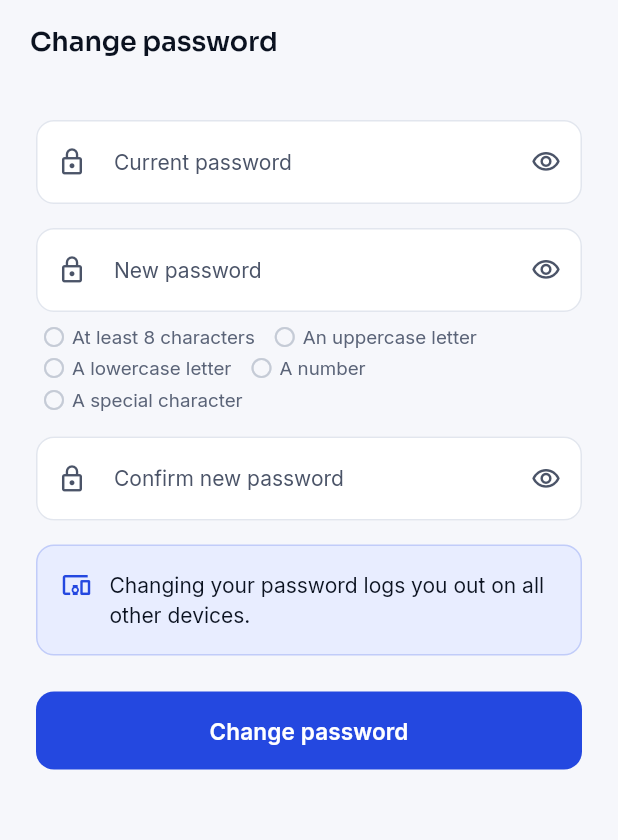
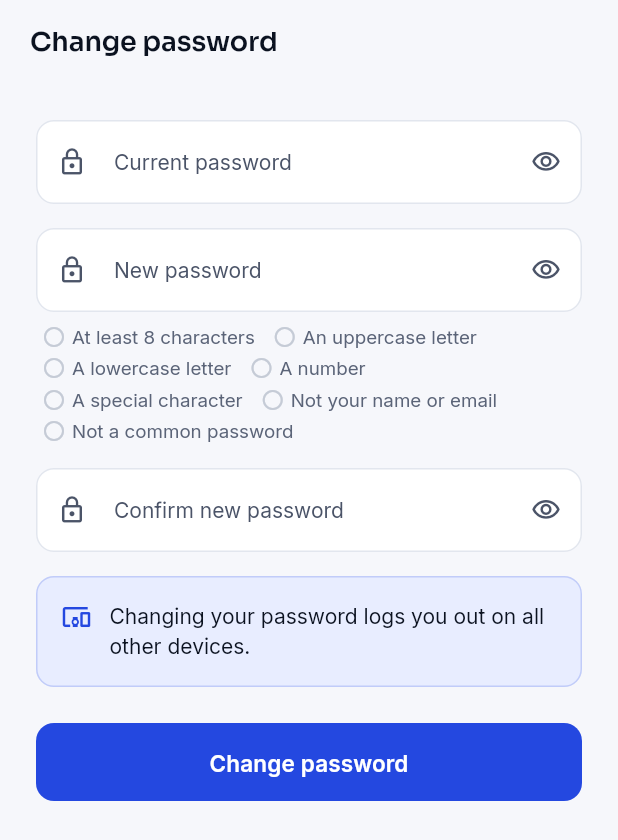
Before and after one commit to Subhash2312301/Orwickle_FYP, a Flutter app: the ChangePasswordScreen screen opened by its route, on a phone screen of 412 x 824 dp. Shown: the top 840 px of the screen. Run offline on Flutter 3.47's test engine with Material 3 defaults, Android fonts, the light colour scheme and no system bars; our stand-ins replace dio, file_picker, flutter_animate, flutter_secure_storage, go_router, google_fonts and 1 more; accounts and stored records are empty.

Commit message:
Password checklist shows the name/email and common-password checks; errors clear while typing
- PasswordChecklist adds "Not your name or email" and "Not a common password", so a fully
  ticked list always means the password will be accepted (register, reset, change password)
- Register refreshes the checklist when the name or email changes
- AppTextField re-checks a field on every keystroke once it shows an error, so messages such as
  "Passwords do not match" disappear as soon as the input is fixed

```diff
--- a/mobile/lib/core/widgets/app_text_field.dart
+++ b/mobile/lib/core/widgets/app_text_field.dart
@@ -7,6 +7,7 @@ import '../theme/app_theme.dart';
 ///
 /// * [validator] runs on submit; [serverError] shows a message from the API under the field.
 /// * [password] adds a show / hide button and turns off suggestions.
+/// * A shown error is re-checked while typing, so it clears as soon as the input is fixed.
 /// * Focus moves the label up, thickens the cobalt border and tints the icon (all animated by
 ///   the theme); errors slide in under the field.
 class AppTextField extends StatefulWidget {
@@ -63,11 +64,21 @@ class AppTextField extends StatefulWidget {
 
 class _AppTextFieldState extends State<AppTextField> {
   bool _hidden = true;
+  final _field = GlobalKey<FormFieldState<String>>();
+
+  // Once an error shows, check again on every keystroke, so it disappears as soon as the input is fixed
+  // (and no stale message stays while typing).
+  void _changed(String value) {
+    final field = _field.currentState;
+    if (field != null && field.hasError && widget.serverError == null) field.validate();
+    widget.onChanged?.call(value);
+  }
 
   @override
   Widget build(BuildContext context) {
     final multiline = widget.maxLines > 1;
     return TextFormField(
+      key: _field,
       controller: widget.controller,
       enabled: widget.enabled,
       autofocus: widget.autofocus,
@@ -77,7 +88,7 @@ class _AppTextFieldState extends State<AppTextField> {
       keyboardType: widget.keyboardType ?? (multiline ? TextInputType.multiline : null),
       textInputAction: widget.textInputAction ?? (multiline ? TextInputAction.newline : TextInputAction.next),
       onFieldSubmitted: widget.onSubmitted,
-      onChanged: widget.onChanged,
+      onChanged: _changed,
       autofillHints: widget.autofillHints,
       inputFormatters: widget.inputFormatters,
       maxLines: widget.password ? 1 : widget.maxLines,
--- a/mobile/lib/features/auth/screens/change_password_screen.dart
+++ b/mobile/lib/features/auth/screens/change_password_screen.dart
@@ -91,7 +91,7 @@ class _ChangePasswordScreenState extends State<ChangePasswordScreen> {
                   autofillHints: const [AutofillHints.newPassword],
                   onChanged: (_) => setState(() {}),
                 ),
-                PasswordChecklist(password: _password.text),
+                PasswordChecklist(password: _password.text, name: user?.fullName, email: user?.email),
                 const SizedBox(height: Gaps.lg),
                 PasswordField(
                   controller: _confirm,
--- a/mobile/lib/features/auth/screens/register_screen.dart
+++ b/mobile/lib/features/auth/screens/register_screen.dart
@@ -111,6 +111,7 @@ class _RegisterScreenState extends State<RegisterScreen> {
                   textCapitalization: TextCapitalization.words,
                   autofillHints: const [AutofillHints.name],
                   validator: Validators.fullName,
+                  onChanged: (_) => setState(() {}), // the password checklist compares against the name
                   serverError: _serverErrors['fullName'],
                 ),
                 const SizedBox(height: Gaps.lg),
@@ -121,6 +122,7 @@ class _RegisterScreenState extends State<RegisterScreen> {
                   keyboardType: TextInputType.emailAddress,
                   autofillHints: const [AutofillHints.email],
                   validator: Validators.email,
+                  onChanged: (_) => setState(() {}),
                   serverError: _serverErrors['email'],
                 ),
                 const SizedBox(height: Gaps.lg),
@@ -132,7 +134,7 @@ class _RegisterScreenState extends State<RegisterScreen> {
                   autofillHints: const [AutofillHints.newPassword],
                   onChanged: (_) => setState(() {}),
                 ),
-                PasswordChecklist(password: _password.text),
+                PasswordChecklist(password: _password.text, name: _name.text, email: _email.text),
                 const SizedBox(height: Gaps.lg),
                 PasswordField(
                   controller: _confirm,
--- a/mobile/lib/features/auth/screens/reset_password_screen.dart
+++ b/mobile/lib/features/auth/screens/reset_password_screen.dart
@@ -96,7 +96,7 @@ class _ResetPasswordScreenState extends State<ResetPasswordScreen> {
                 autofillHints: const [AutofillHints.newPassword],
                 onChanged: (_) => setState(() {}),
               ),
-              PasswordChecklist(password: _password.text),
+              PasswordChecklist(password: _password.text, email: widget.email),
               const SizedBox(height: Gaps.lg),
               PasswordField(
                 controller: _confirm,
--- a/mobile/lib/features/auth/widgets/form_widgets.dart
+++ b/mobile/lib/features/auth/widgets/form_widgets.dart
@@ -45,26 +45,40 @@ class PasswordField extends StatelessWidget {
   );
 }
 
-/// Live list of password rules, ticked (with a small pop) as the user types.
+/// Live list of password rules, ticked (with a small pop) as the user types. Besides the character
+/// rules it shows the two checks that otherwise only appear as an error: not the user's own [name] or
+/// [email], and not a common password. So a fully ticked list always means the password is accepted.
 class PasswordChecklist extends StatelessWidget {
-  const PasswordChecklist({super.key, required this.password});
+  const PasswordChecklist({super.key, required this.password, this.name, this.email});
 
   final String password;
+  final String? name;
+  final String? email;
 
   @override
   Widget build(BuildContext context) {
     final theme = Theme.of(context);
     final app = AppColors.of(context);
     final duration = Motion.of(context, Motion.fast);
+    final checks = <(String, bool)>[
+      for (final rule in Validators.passwordRules.where((r) => r.label != 'At most 72 characters'))
+        (rule.label, rule.isMet(password)),
+      if (name != null || email != null)
+        (
+          'Not your name or email',
+          password.isNotEmpty && !Validators.containsPersonalInfo(password, name: name, email: email),
+        ),
+      ('Not a common password', password.length >= 3 && !Validators.isCommonPassword(password)),
+    ];
     return Padding(
       padding: const EdgeInsets.only(top: Gaps.sm, left: Gaps.xs),
       child: Wrap(
         spacing: Gaps.md,
         runSpacing: Gaps.xs,
         children: [
-          for (final rule in Validators.passwordRules.where((r) => r.label != 'At most 72 characters'))
+          for (final (label, met) in checks)
             Semantics(
-              label: '${rule.label}${rule.isMet(password) ? ', done' : ''}',
+              label: '$label${met ? ', done' : ''}',
               excludeSemantics: true,
               child: Row(
                 mainAxisSize: MainAxisSize.min,
@@ -73,14 +87,14 @@ class PasswordChecklist extends StatelessWidget {
                     duration: duration,
                     transitionBuilder: (child, animation) => ScaleTransition(scale: animation, child: child),
                     child: Icon(
-                      rule.isMet(password) ? Icons.check_circle : Icons.radio_button_unchecked,
-                      key: ValueKey(rule.isMet(password)),
+                      met ? Icons.check_circle : Icons.radio_button_unchecked,
+                      key: ValueKey(met),
                       size: IconSizes.sm,
-                      color: rule.isMet(password) ? app.approved.fg : app.borderStrong,
+                      color: met ? app.approved.fg : app.borderStrong,
                     ),
                   ),
                   const SizedBox(width: Gaps.xs),
-                  Text(rule.label, style: theme.textTheme.bodySmall),
+                  Text(label, style: theme.textTheme.bodySmall),
                 ],
               ),
             ),
--- a/mobile/lib/features/home/owner_home_tab.dart
+++ b/mobile/lib/features/home/owner_home_tab.dart
@@ -178,9 +178,7 @@ class _StatsHeader extends StatelessWidget {
                           : AnimatedCounter(
                               value: value,
                               semanticsLabel: '$value $label',
-                              style: theme.textTheme
-                                  .numeric(size: 28)
-                                  .copyWith(color: app.onHero),
+                              style: theme.textTheme.numeric(size: 28).copyWith(color: app.onHero),
                             ),
                       const SizedBox(height: Gaps.xs),
                       Row(
```
